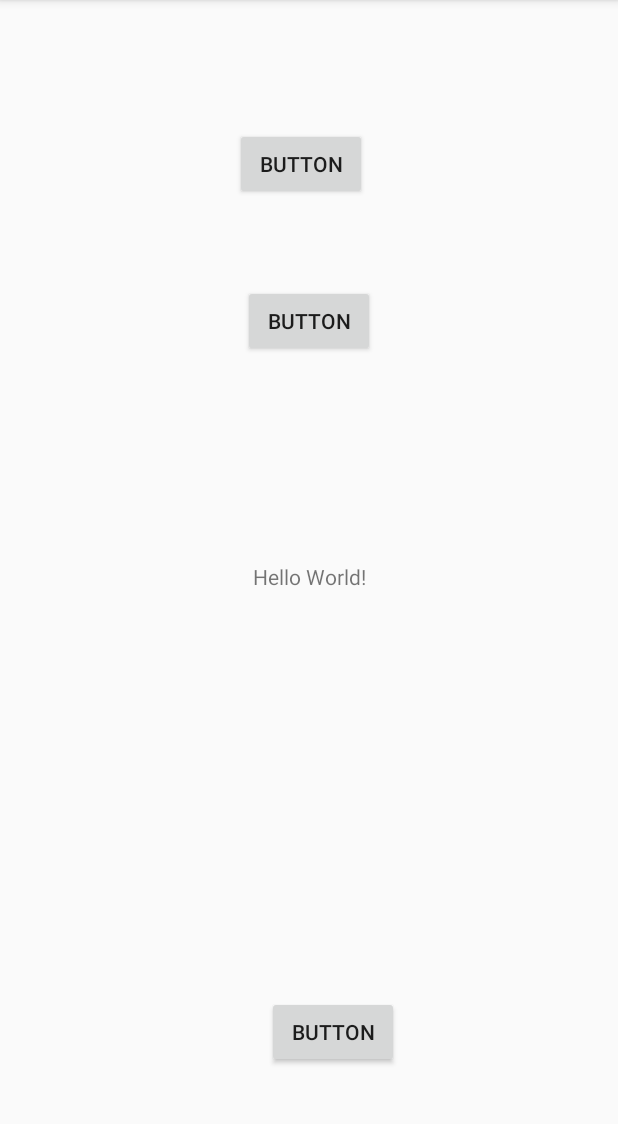
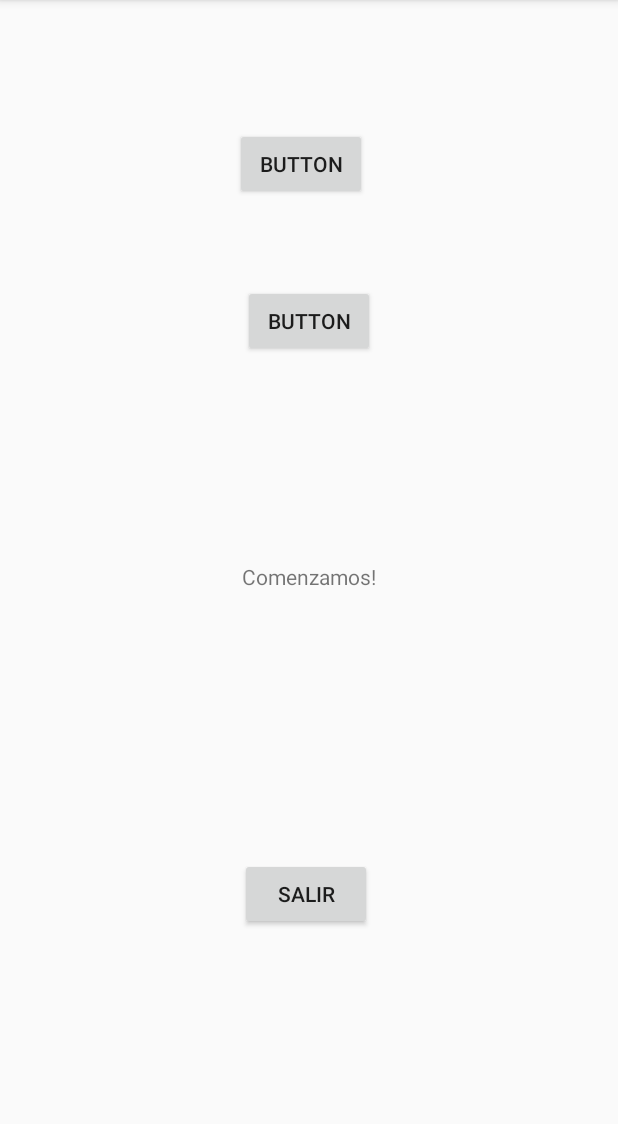
Before and after one commit to DyBiT/appsellba, an Android app: the screen it shows after launch (MainActivity), on a phone screen of 412 x 824 dp, the part 84-1208 px from its top. Run offline under Robolectric (Android 15) with nearby library versions, the phone set to English and light mode, and no system bars.

Commit message:
Actualización final: 24/04/2022

```diff
--- a/app/src/main/res/layout/activity_main.xml
+++ b/app/src/main/res/layout/activity_main.xml
@@ -10,7 +10,7 @@
         android:id="@+id/textView"
         android:layout_width="wrap_content"
         android:layout_height="wrap_content"
-        android:text="Hello World!"
+        android:text="Comenzamos!"
         app:layout_constraintBottom_toBottomOf="parent"
         app:layout_constraintLeft_toLeftOf="parent"
         app:layout_constraintRight_toRightOf="parent"
@@ -40,9 +40,9 @@
         android:id="@+id/button3"
         android:layout_width="wrap_content"
         android:layout_height="wrap_content"
-        android:layout_marginEnd="146dp"
-        android:layout_marginBottom="56dp"
-        android:text="Button"
+        android:layout_marginEnd="164dp"
+        android:layout_marginBottom="148dp"
+        android:text="SALIR"
         app:layout_constraintBottom_toBottomOf="parent"
         app:layout_constraintEnd_toEndOf="parent" />
 
--- a/build.gradle
+++ b/build.gradle
@@ -1,7 +1,7 @@
 // Top-level build file where you can add configuration options common to all sub-projects/modules.
 plugins {
-    id 'com.android.application' version '7.1.2' apply false
-    id 'com.android.library' version '7.1.2' apply false
+    id 'com.android.application' version '7.1.3' apply false
+    id 'com.android.library' version '7.1.3' apply false
 }
 
 task clean(type: Delete) {
```
